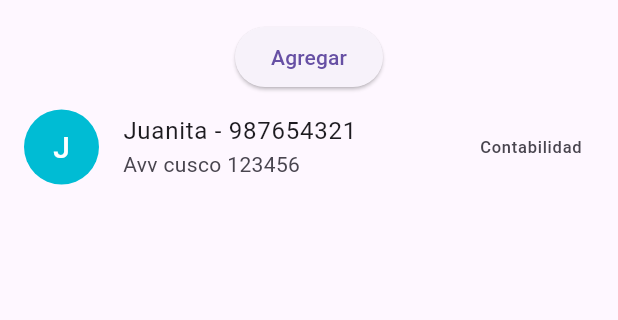
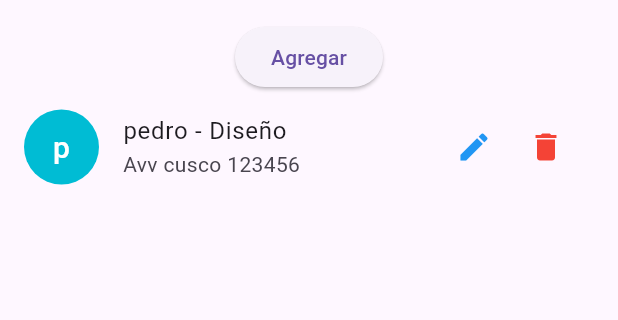
Before and after one commit to fr4nsgallegos/matriculasappg7, a Flutter app: the screen it shows after launch, after a tap on "Agregar", on a phone screen of 412 x 824 dp, the part 63-383 px from its top. Run offline on Flutter 3.47's test engine with Material 3 defaults, Android fonts, the phone set to English and light mode, and no system bars.

Commit message:
del matricula

```diff
--- a/lib/screens/matricula_screen.dart
+++ b/lib/screens/matricula_screen.dart
@@ -67,10 +67,10 @@ class _MatriculasHomeState extends State<MatriculasHome> {
                   fecha: "14/01/2024",
                   hora: "11:05",
                   alumno: Person(
-                      name: "Juanita",
+                      name: "pedro",
                       address: "Avv cusco 123456",
                       phone: "987654321"),
-                  carrera: carrerasList[0],
+                  carrera: carrerasList[1],
                 ),
               );
               setState(() {});
@@ -87,9 +87,36 @@ class _MatriculasHomeState extends State<MatriculasHome> {
                   style: TextStyle(fontSize: 20, color: Colors.white),
                 ),
               ),
-              title: Text("${e.alumno.name} - ${e.alumno.phone}"),
+              title: Text("${e.alumno.name} - ${e.carrera.nombre}"),
               subtitle: Text(e.alumno.address),
-              trailing: Text(e.carrera.nombre),
+              trailing: Row(
+                mainAxisSize: MainAxisSize.min,
+                children: [
+                  IconButton(
+                    onPressed: () {
+                      print("Editando....");
+                    },
+                    icon: Icon(
+                      Icons.edit,
+                      color: Colors.blue,
+                    ),
+                  ),
+                  IconButton(
+                    onPressed: () {
+                      print("Eliminando....");
+                      // matriculasList.removeLast();
+                      // matriculasList.removeRange(0, 2);
+                      // matriculasList.removeAt(1);
+                      matriculasList.remove(e);
+                      setState(() {});
+                    },
+                    icon: Icon(
+                      Icons.delete,
+                      color: Colors.red,
+                    ),
+                  ),
+                ],
+              ),
             ),
           ),
         ],
```
